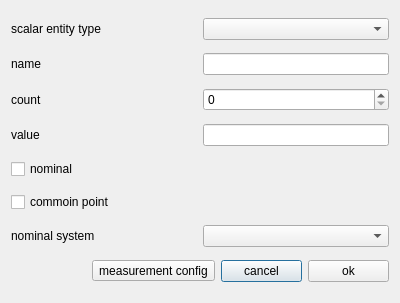
Qt form ui/scalarentitydialog.ui (OpenIndy/OpenIndy) before a commit.
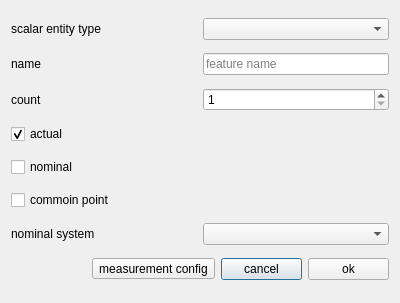
The same form after that commit.

Commit message: changed gui and added second checkbox (1. actual feature 2. nominal feature). edited create functions for this change. nominals are added to the list of actual features and vice versa. #11

Patch:
```diff
--- a/ui/scalarentitydialog.ui
+++ b/ui/scalarentitydialog.ui
@@ -44,7 +44,11 @@
       </widget>
      </item>
      <item>
-      <widget class="QLineEdit" name="lineEdit_name"/>
+      <widget class="QLineEdit" name="lineEdit_name">
+       <property name="placeholderText">
+        <string>feature name</string>
+       </property>
+      </widget>
      </item>
     </layout>
    </item>
@@ -58,23 +62,26 @@
       </widget>
      </item>
      <item>
-      <widget class="QSpinBox" name="spinBox_count"/>
+      <widget class="QSpinBox" name="spinBox_count">
+       <property name="minimum">
+        <number>1</number>
+       </property>
+       <property name="maximum">
+        <number>1000</number>
+       </property>
+      </widget>
      </item>
     </layout>
    </item>
    <item>
-    <layout class="QHBoxLayout" name="horizontalLayout_5" stretch="1,1">
-     <item>
-      <widget class="QLabel" name="label_value">
-       <property name="text">
-        <string>value</string>
-       </property>
-      </widget>
-     </item>
-     <item>
-      <widget class="QLineEdit" name="lineEdit_value"/>
-     </item>
-    </layout>
+    <widget class="QCheckBox" name="checkBox_actual">
+     <property name="text">
+      <string>actual</string>
+     </property>
+     <property name="checked">
+      <bool>true</bool>
+     </property>
+    </widget>
    </item>
    <item>
     <widget class="QCheckBox" name="checkBox_nominal">
```
The commit also changes 9 other files.
